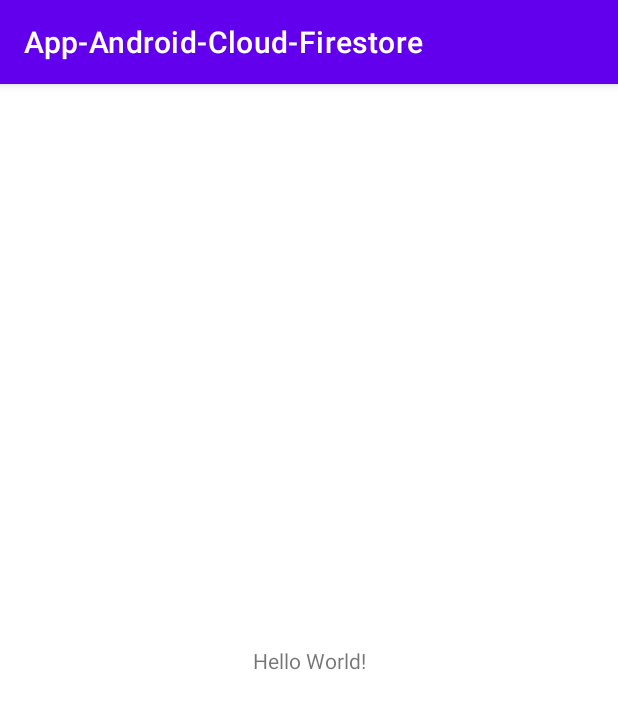
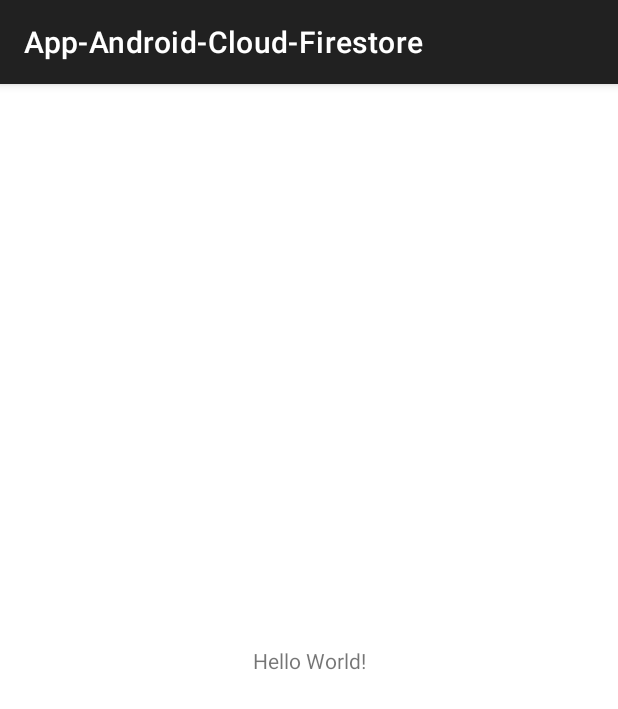
Before and after one commit to diegotpereira/App-Android-Cloud-Firestore, an Android app: the screen it shows after launch (MainActivity), on a phone screen of 412 x 824 dp. Shown: the top 709 px of the screen. Run offline under Robolectric (Android 15) with nearby library versions, the phone set to English and light mode, and no system bars.

```diff
--- a/app/build.gradle
+++ b/app/build.gradle
@@ -1,5 +1,6 @@
 plugins {
     id 'com.android.application'
+    id 'com.google.gms.google-services'
 }
 
 android {
@@ -31,8 +32,10 @@ dependencies {
 
     implementation 'androidx.appcompat:appcompat:1.3.1'
     implementation 'com.google.android.material:material:1.4.0'
+    implementation "androidx.recyclerview:recyclerview:1.2.1"
     implementation 'androidx.constraintlayout:constraintlayout:2.1.1'
-    testImplementation 'junit:junit:4.+'
+    implementation 'com.google.firebase:firebase-firestore:23.0.4'
+    testImplementation 'junit:junit:4.13.2'
     androidTestImplementation 'androidx.test.ext:junit:1.1.3'
     androidTestImplementation 'androidx.test.espresso:espresso-core:3.4.0'
 }
--- a/app/src/main/AndroidManifest.xml
+++ b/app/src/main/AndroidManifest.xml
@@ -10,6 +10,9 @@
         android:supportsRtl="true"
         android:theme="@style/Theme.AppAndroidCloudFirestore">
         <activity
+            android:name=".RelatorioActivity"
+            android:exported="true" />
+        <activity
             android:name=".MainActivity"
             android:exported="true">
             <intent-filter>
--- a/app/src/main/res/values-night/themes.xml
+++ b/app/src/main/res/values-night/themes.xml
@@ -1,16 +1,16 @@
 <resources xmlns:tools="http://schemas.android.com/tools">
     <!-- Base application theme. -->
     <style name="Theme.AppAndroidCloudFirestore" parent="Theme.MaterialComponents.DayNight.DarkActionBar">
-        <!-- Primary brand color. -->
-        <item name="colorPrimary">@color/purple_200</item>
-        <item name="colorPrimaryVariant">@color/purple_700</item>
-        <item name="colorOnPrimary">@color/black</item>
-        <!-- Secondary brand color. -->
-        <item name="colorSecondary">@color/teal_200</item>
-        <item name="colorSecondaryVariant">@color/teal_200</item>
-        <item name="colorOnSecondary">@color/black</item>
-        <!-- Status bar color. -->
-        <item name="android:statusBarColor" tools:targetApi="l">?attr/colorPrimaryVariant</item>
-        <!-- Customize your theme here. -->
+<!--        &lt;!&ndash; Primary brand color. &ndash;&gt;-->
+<!--        <item name="colorPrimary">@color/purple_200</item>-->
+<!--        <item name="colorPrimaryVariant">@color/purple_700</item>-->
+<!--        <item name="colorOnPrimary">@color/black</item>-->
+<!--        &lt;!&ndash; Secondary brand color. &ndash;&gt;-->
+<!--        <item name="colorSecondary">@color/teal_200</item>-->
+<!--        <item name="colorSecondaryVariant">@color/teal_200</item>-->
+<!--        <item name="colorOnSecondary">@color/black</item>-->
+<!--        &lt;!&ndash; Status bar color. &ndash;&gt;-->
+<!--        <item name="android:statusBarColor" tools:targetApi="l">?attr/colorPrimaryVariant</item>-->
+<!--        &lt;!&ndash; Customize your theme here. &ndash;&gt;-->
     </style>
 </resources>
--- a/app/src/main/res/values/themes.xml
+++ b/app/src/main/res/values/themes.xml
@@ -1,16 +1,16 @@
 <resources xmlns:tools="http://schemas.android.com/tools">
     <!-- Base application theme. -->
     <style name="Theme.AppAndroidCloudFirestore" parent="Theme.MaterialComponents.DayNight.DarkActionBar">
-        <!-- Primary brand color. -->
-        <item name="colorPrimary">@color/purple_500</item>
-        <item name="colorPrimaryVariant">@color/purple_700</item>
-        <item name="colorOnPrimary">@color/white</item>
-        <!-- Secondary brand color. -->
-        <item name="colorSecondary">@color/teal_200</item>
-        <item name="colorSecondaryVariant">@color/teal_700</item>
-        <item name="colorOnSecondary">@color/black</item>
-        <!-- Status bar color. -->
-        <item name="android:statusBarColor" tools:targetApi="l">?attr/colorPrimaryVariant</item>
-        <!-- Customize your theme here. -->
+<!--        &lt;!&ndash; Primary brand color. &ndash;&gt;-->
+<!--        <item name="colorPrimary">@color/purple_500</item>-->
+<!--        <item name="colorPrimaryVariant">@color/purple_700</item>-->
+<!--        <item name="colorOnPrimary">@color/white</item>-->
+<!--        &lt;!&ndash; Secondary brand color. &ndash;&gt;-->
+<!--        <item name="colorSecondary">@color/teal_200</item>-->
+<!--        <item name="colorSecondaryVariant">@color/teal_700</item>-->
+<!--        <item name="colorOnSecondary">@color/black</item>-->
+<!--        &lt;!&ndash; Status bar color. &ndash;&gt;-->
+<!--        <item name="android:statusBarColor" tools:targetApi="l">?attr/colorPrimaryVariant</item>-->
+<!--        &lt;!&ndash; Customize your theme here. &ndash;&gt;-->
     </style>
 </resources>
--- a/build.gradle
+++ b/build.gradle
@@ -6,6 +6,7 @@ buildscript {
     }
     dependencies {
         classpath "com.android.tools.build:gradle:7.0.2"
+        classpath 'com.google.gms:google-services:4.3.10'
 
         // NOTE: Do not place your application dependencies here; they belong
         // in the individual module build.gradle files
```
